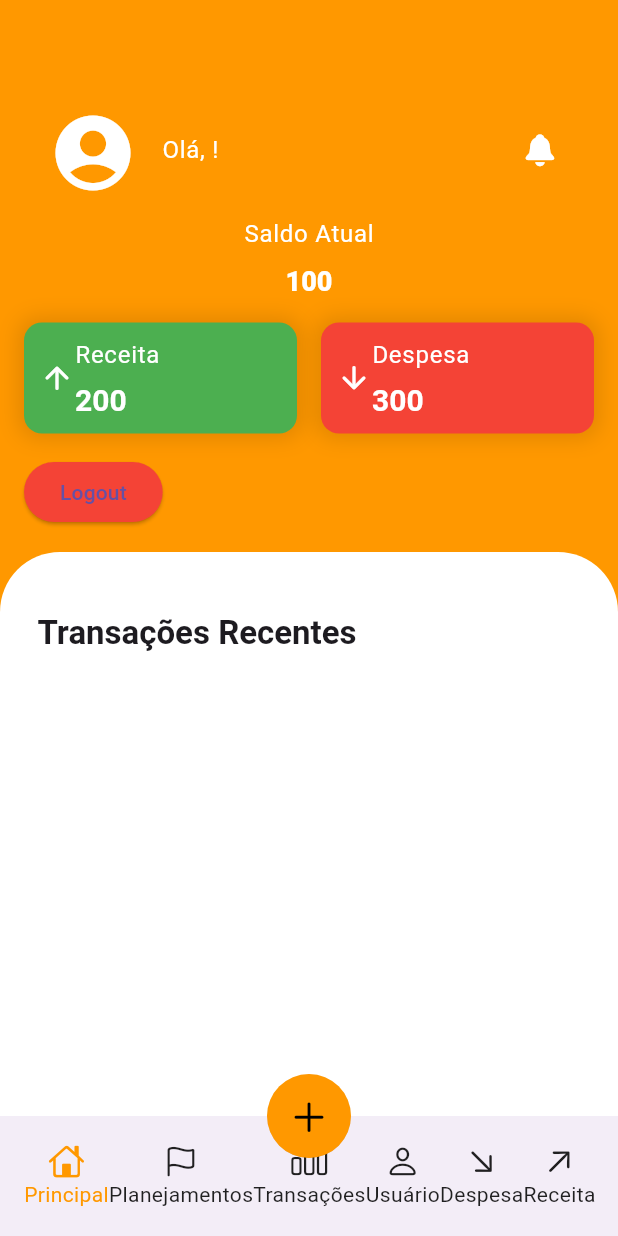
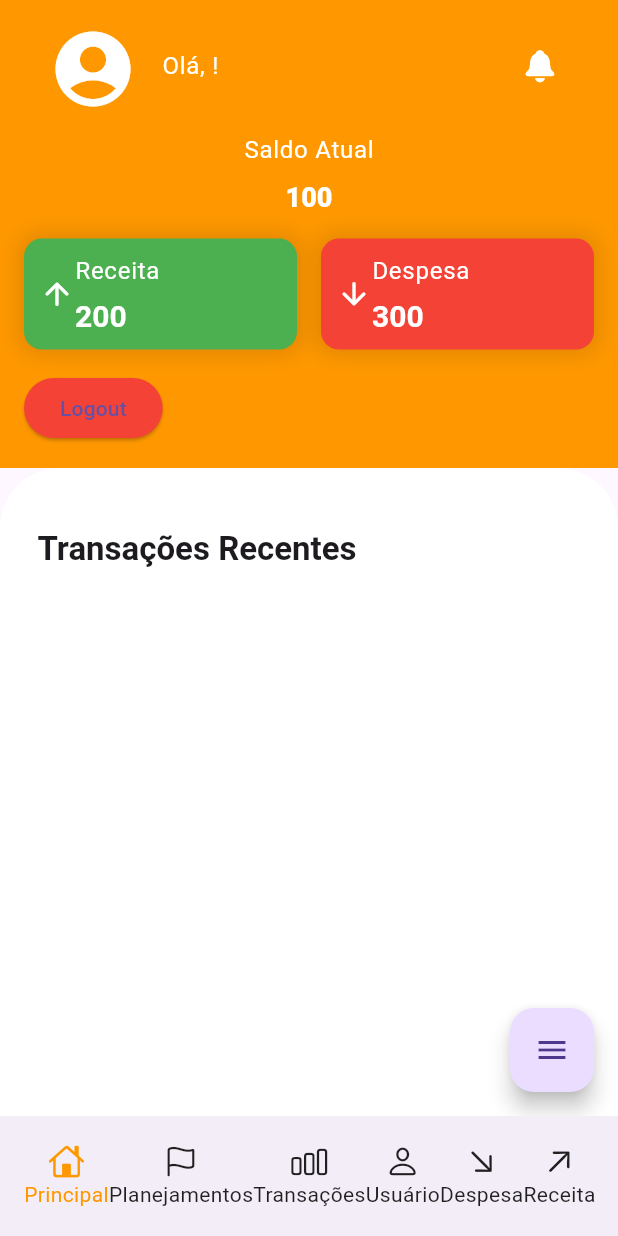
Before and after one commit to AndersonHenriqueRosa/Junta.Ai, a Flutter app: the screen it shows once a user with an empty profile is signed in, on a phone screen of 412 x 824 dp. Run offline on Flutter 3.47's test engine with Material 3 defaults, Android fonts, the phone set to English and light mode, and no system bars; drawn by our look-alikes of flutter_expandable_fab; our stand-ins replace cloud_firestore, firebase_auth, firebase_core, google_sign_in; accounts and stored records are empty; generated files the repository leaves out were written again.

Commit message:
implement button center

```diff
--- a/lib/main.dart
+++ b/lib/main.dart
@@ -1,6 +1,7 @@
 import 'package:flutter/material.dart';
 import 'package:firebase_auth/firebase_auth.dart';
 import 'package:juntaai/firebase_options.dart';
+import 'package:juntaai/screens/home/home_screen.dart';
 import 'package:juntaai/screens/main_constructor.dart';
 import 'package:juntaai/screens/welcome_screen.dart';
 import 'package:firebase_core/firebase_core.dart';
--- a/lib/screens/home/home_screen.dart
+++ b/lib/screens/home/home_screen.dart
@@ -1,12 +1,14 @@
 import 'package:firebase_auth/firebase_auth.dart';
 import 'package:flutter/material.dart';
 import 'package:flutter/cupertino.dart';
+import 'package:juntaai/screens/transactions/income_screen.dart';
 import 'package:juntaai/screens/welcome_screen.dart';
 import 'package:juntaai/service/firebase_service.dart';
 import 'package:juntaai/service/user_transactions_service.dart'; // Importa o serviço de transações
 import 'package:juntaai/widgets/custom_scaffold.dart';
 import 'package:juntaai/widgets/home_transactions_list.dart';
 import 'package:juntaai/widgets/income_expense_card.dart';
+import 'package:flutter_expandable_fab/flutter_expandable_fab.dart';
 
 class HomeScreen extends StatefulWidget {
   const HomeScreen({Key? key}) : super(key: key);
@@ -98,8 +100,8 @@ class _HomeScreenState extends State<HomeScreen> {
 
   @override
   Widget build(BuildContext context) {
-    return CustomScaffold(
-      child: Column(
+    return Scaffold(
+      body: Column(
         crossAxisAlignment: CrossAxisAlignment.stretch,
         children: [
           Container(
@@ -227,6 +229,64 @@ class _HomeScreenState extends State<HomeScreen> {
           ),
         ],
       ),
+
+
+  floatingActionButtonLocation: ExpandableFab.location,
+  floatingActionButton: ExpandableFab(
+  type: ExpandableFabType.fan,
+  pos: ExpandableFabPos.center,
+  fanAngle: 180,
+  distance: 90,
+    overlayStyle: ExpandableFabOverlayStyle(
+    color: Colors.black.withOpacity(0.3),
+  ),
+  children: [
+    Column(
+      mainAxisSize: MainAxisSize.min,
+      children: [
+        FloatingActionButton.small(
+          heroTag: null,
+          onPressed: () {
+              Navigator.push(
+                context,
+                MaterialPageRoute(
+                  builder: (context) => const IncomeScreen(),
+                ),
+              );
+            },
+          child: const Icon(Icons.trending_up),
+        ),
+        const SizedBox(height: 8), // Espaço entre o botão e o texto
+        const Text('Receita', style: TextStyle(fontSize: 12)),
+      ],
+    ),
+    Column(
+      mainAxisSize: MainAxisSize.min,
+      children: [
+        FloatingActionButton.small(
+          heroTag: null,
+          onPressed: () {},
+          child: const Icon(Icons.smart_toy),
+        ),
+        const SizedBox(height: 8), // Espaço entre o botão e o texto
+        const Text('IA', style: TextStyle(fontSize: 12)),
+      ],
+    ),
+        Column(
+      mainAxisSize: MainAxisSize.min,
+      children: [
+        FloatingActionButton.small(
+          heroTag: null,
+          onPressed: () {},
+          child: const Icon(Icons.money_off),
+        ),
+        const SizedBox(height: 8),
+        const Text('Despesa', style: TextStyle(fontSize: 12)),
+      ],
+    ),
+  ],
+),
+
     );
   }
 }
--- a/lib/screens/main_constructor.dart
+++ b/lib/screens/main_constructor.dart
@@ -75,24 +75,24 @@ class _MainConstructorState extends State<MainConstructor> {
           ],
         ),
       ),
-      floatingActionButton: const ClipOval(
-        child: Material(
-          color: Colors.orange,
-          elevation: 10,
-          child: InkWell(
-            child: SizedBox(
-              width: 56,
-              height: 56,
-              child: Icon(
-                CupertinoIcons.add,
-                size: 28,
-                color: Colors.black,
-              ),
-            ),
-          ),
-        ),
-      ),
-      floatingActionButtonLocation: FloatingActionButtonLocation.centerDocked,
+      // floatingActionButton: const ClipOval(
+      //   child: Material(
+      //     color: Colors.orange,
+      //     elevation: 10,
+      //     child: InkWell(
+      //       child: SizedBox(
+      //         width: 56,
+      //         height: 56,
+      //         child: Icon(
+      //           CupertinoIcons.add,
+      //           size: 28,
+      //           color: Colors.black,
+      //         ),
+      //       ),
+      //     ),
+      //   ),
+      // ),
+      // floatingActionButtonLocation: FloatingActionButtonLocation.centerDocked,
     );
   }
 
--- a/lib/screens/transactions/income_screen.dart
+++ b/lib/screens/transactions/income_screen.dart
@@ -186,6 +186,10 @@ class _IncomeScreenState extends State<IncomeScreen> {
   Widget build(BuildContext context) {
     return Scaffold(
       appBar: AppBar(
+        leading: IconButton(onPressed: (){
+          Navigator.pop(context);
+        }, icon: Icon(Icons.arrow_back
+        )),
         title: const Text(
           "Receita",
           style: TextStyle(color: Colors.white),
--- a/lib/screens/transactions/transactions_screen.dart
+++ b/lib/screens/transactions/transactions_screen.dart
@@ -21,8 +21,8 @@ class _TransactionsScreenState extends State<TransactionsScreen> {
         .reversed // Inverte a lista para mostrar o mais recente primeiro
         .toList();
 
-    return CustomScaffold(
-      child: Column(
+    return Scaffold(
+      body: Column(
         crossAxisAlignment: CrossAxisAlignment.stretch,
         children: [
           Container(
--- a/pubspec.yaml
+++ b/pubspec.yaml
@@ -43,6 +43,7 @@ dev_dependencies:
   firebase_auth:
   cloud_firestore:
   google_sign_in:
+  flutter_expandable_fab:
 
   # The "flutter_lints" package below contains a set of recommended lints to
   # encourage good coding practices. The lint set provided by the package is
```
Also changed, not shown: lib/service/user_transactions_service.dart (+23 -23 lines), pubspec.lock.
